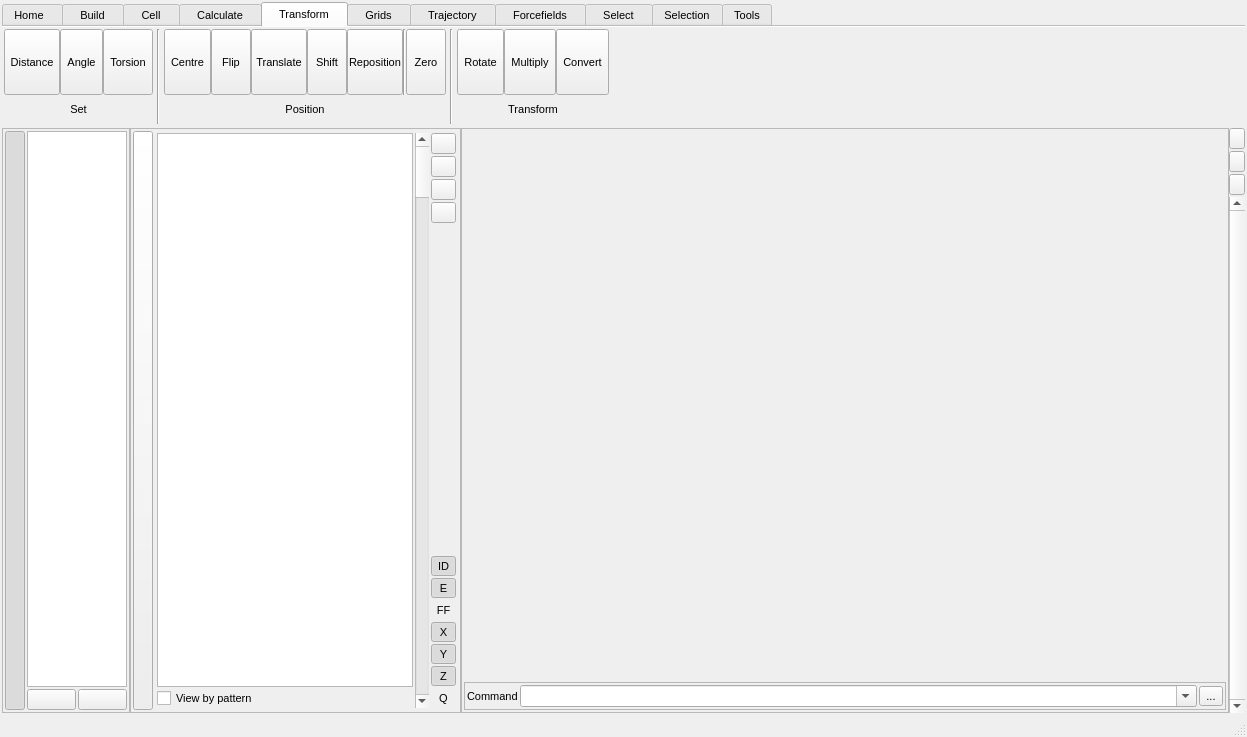
Before: the Qt Designer form src/gui/mainwindow.ui in trisyoungs/aten, drawn with Qt 5.
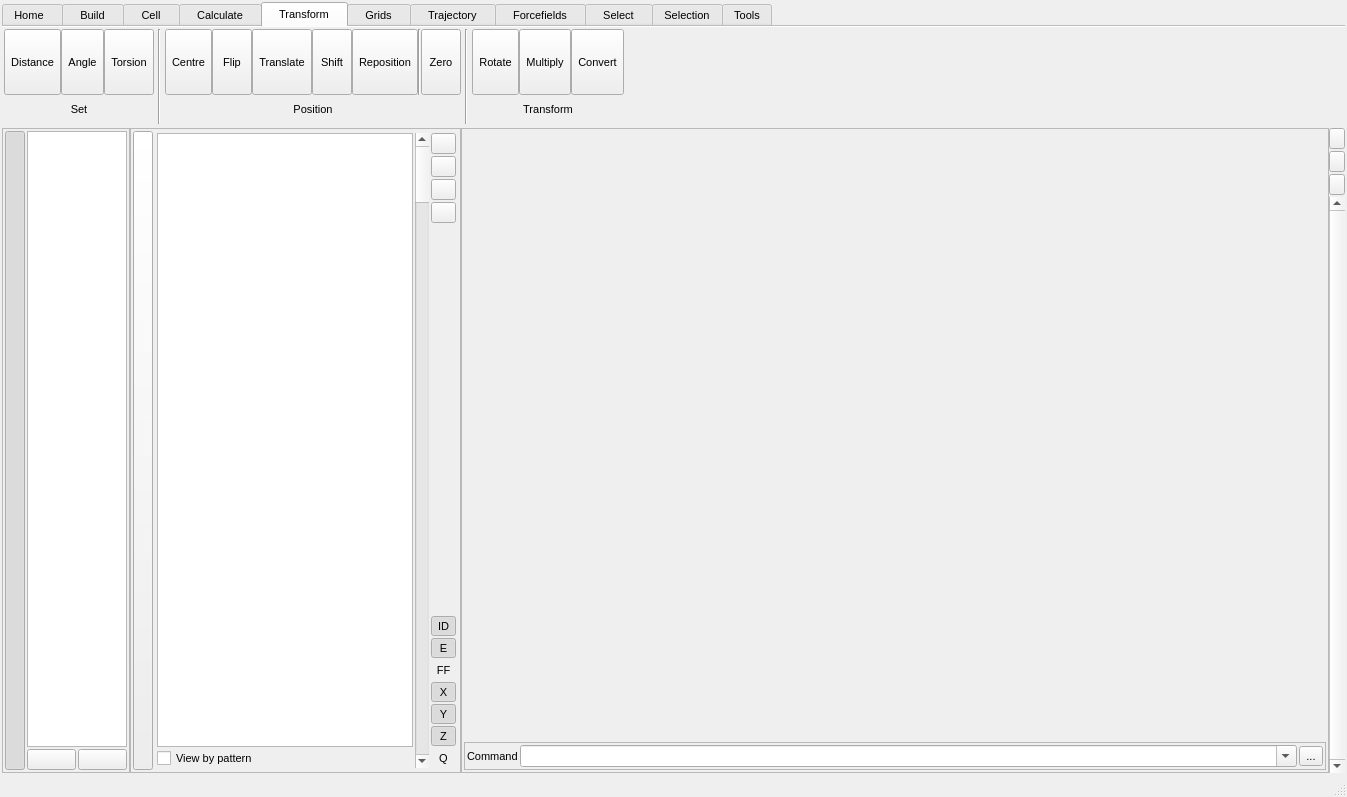
After: the same form once the commit is applied. The open tabs and pages were chosen to show the change. Icons and pictures are not drawn. Custom widgets are drawn as their Qt base class.

Commit message: Updated TODO2. Tweaked some widgets in main ui.

```diff
--- a/src/gui/mainwindow.ui
+++ b/src/gui/mainwindow.ui
@@ -7,8 +7,8 @@
    <rect>
     <x>0</x>
     <y>0</y>
-    <width>1247</width>
-    <height>737</height>
+    <width>1347</width>
+    <height>797</height>
    </rect>
   </property>
   <property name="sizePolicy">
@@ -3975,7 +3975,7 @@
             </property>
             <property name="maximumSize">
              <size>
-              <width>56</width>
+              <width>128</width>
               <height>66</height>
              </size>
             </property>
@@ -4028,7 +4028,7 @@
             </property>
             <property name="maximumSize">
              <size>
-              <width>56</width>
+              <width>128</width>
               <height>66</height>
              </size>
             </property>
@@ -4081,7 +4081,7 @@
             </property>
             <property name="maximumSize">
              <size>
-              <width>56</width>
+              <width>128</width>
               <height>66</height>
              </size>
             </property>
@@ -4155,8 +4155,8 @@
             </property>
             <property name="maximumSize">
              <size>
-              <width>56</width>
-              <height>66</height>
+              <width>128</width>
+              <height>128</height>
              </size>
             </property>
             <property name="toolTip">
@@ -4208,7 +4208,7 @@
             </property>
             <property name="maximumSize">
              <size>
-              <width>56</width>
+              <width>128</width>
               <height>66</height>
              </size>
             </property>
@@ -4261,8 +4261,8 @@
             </property>
             <property name="maximumSize">
              <size>
-              <width>56</width>
-              <height>66</height>
+              <width>128</width>
+              <height>128</height>
              </size>
             </property>
             <property name="toolTip">
@@ -4314,7 +4314,7 @@
             </property>
             <property name="maximumSize">
              <size>
-              <width>56</width>
+              <width>128</width>
               <height>66</height>
              </size>
             </property>
@@ -4367,7 +4367,7 @@
             </property>
             <property name="maximumSize">
              <size>
-              <width>56</width>
+              <width>128</width>
               <height>66</height>
              </size>
             </property>
@@ -4427,7 +4427,7 @@
             </property>
             <property name="maximumSize">
              <size>
-              <width>56</width>
+              <width>128</width>
               <height>66</height>
              </size>
             </property>
@@ -4501,7 +4501,7 @@
             </property>
             <property name="maximumSize">
              <size>
-              <width>56</width>
+              <width>128</width>
               <height>66</height>
              </size>
             </property>
@@ -4554,7 +4554,7 @@
             </property>
             <property name="maximumSize">
              <size>
-              <width>56</width>
+              <width>128</width>
               <height>66</height>
              </size>
             </property>
@@ -4607,7 +4607,7 @@
             </property>
             <property name="maximumSize">
              <size>
-              <width>56</width>
+              <width>128</width>
               <height>66</height>
              </size>
             </property>
```
Left out of the diff: 524 changed lines with no effect on the pictures. The commit also changes 2 other files.
